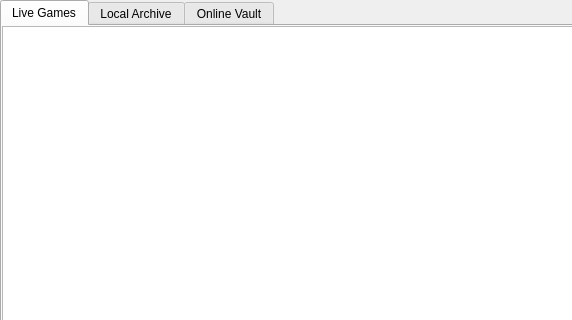
The window that res/replays/replays.ui (GuyFran/faf-client-python) describes before a commit, drawn with Qt 5; both pictures show x 0 to 572 and y 0 to 320 of the 1171 by 830 pixel window.
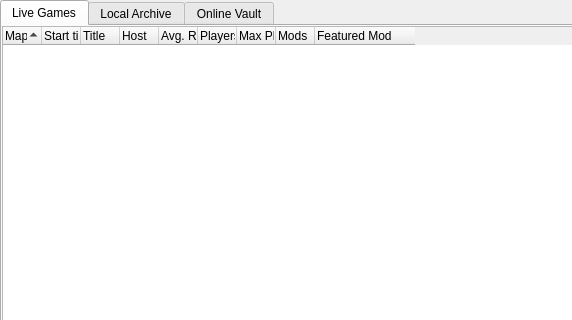
The same window after the commit. The open tabs and pages were chosen to show the change.

Commit message:
Show more information about live replays
add columns:
* host
* average rating
* number of players
* maximum players
* mods

and enable sorting

The edit to the form file:
```diff
--- a/res/replays/replays.ui
+++ b/res/replays/replays.ui
@@ -64,10 +64,10 @@
         <bool>true</bool>
        </property>
        <property name="columnCount">
-        <number>3</number>
+        <number>9</number>
        </property>
        <attribute name="headerVisible">
-        <bool>false</bool>
+        <bool>true</bool>
        </attribute>
        <attribute name="headerDefaultSectionSize">
         <number>39</number>
@@ -77,17 +77,47 @@
        </attribute>
        <column>
         <property name="text">
-         <string notr="true">1</string>
+         <string>Map</string>
         </property>
        </column>
        <column>
         <property name="text">
-         <string notr="true">2</string>
+         <string notr="true">Start time</string>
         </property>
        </column>
        <column>
         <property name="text">
-         <string notr="true">3</string>
+         <string notr="true">Title</string>
+        </property>
+       </column>
+       <column>
+        <property name="text">
+         <string>Host</string>
+        </property>
+       </column>
+       <column>
+        <property name="text">
+         <string>Avg. Rating</string>
+        </property>
+       </column>
+       <column>
+        <property name="text">
+         <string>Players</string>
+        </property>
+       </column>
+       <column>
+        <property name="text">
+         <string>Max Players</string>
+        </property>
+       </column>
+       <column>
+        <property name="text">
+         <string>Mods</string>
+        </property>
+       </column>
+       <column>
+        <property name="text">
+         <string>Featured Mod</string>
         </property>
        </column>
       </widget>
```
The commit also changes 4 other files.
